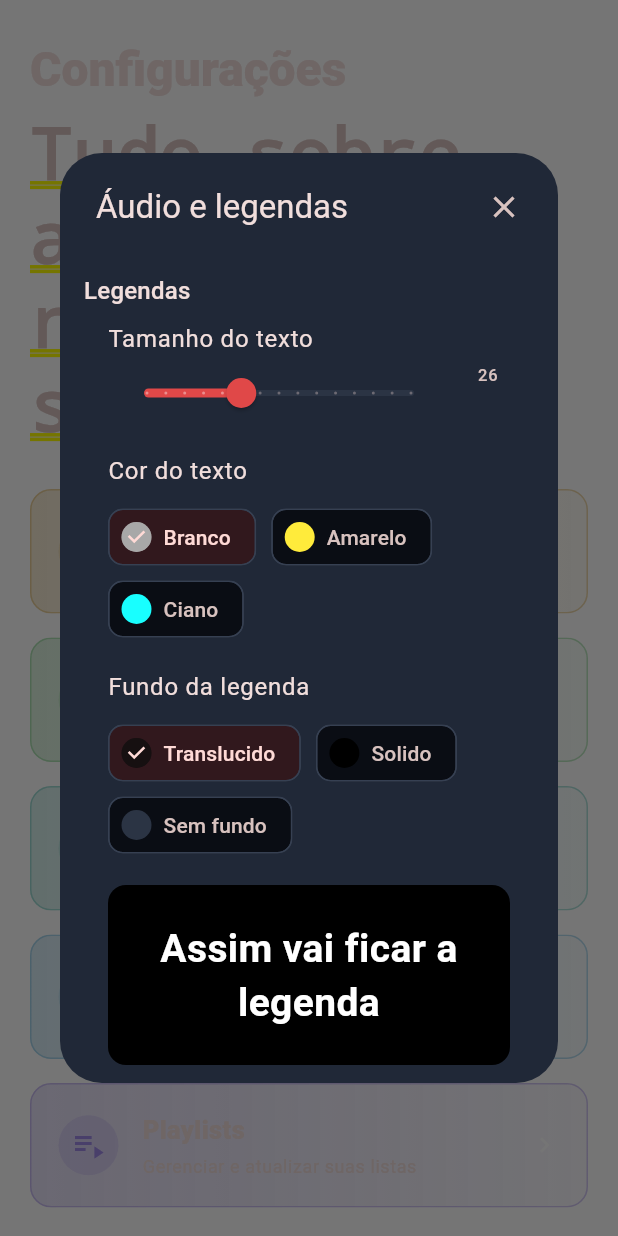
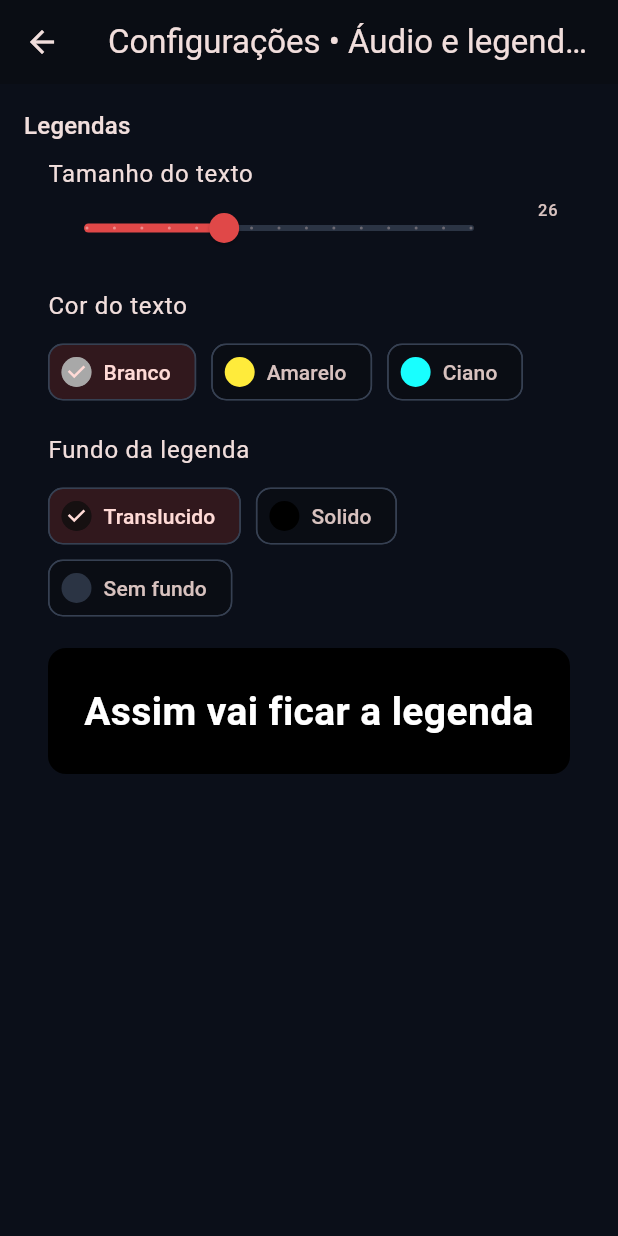
Before and after one commit to Juancjc/iptv-jotac, a Flutter app: the SettingsScreen screen opened directly, after a tap on "Áudio e legendas", on a phone screen of 412 x 824 dp. Run offline on Flutter 3.47's test engine with Material 3 defaults, Android fonts, the phone set to English and light mode, and no system bars; our stand-ins replace dio, drift, flutter_riverpod, qr_flutter, shelf; missing offline and left inert: media_kit, media_kit_video; accounts and stored records are empty; generated files the repository leaves out were written again.

Commit message:
feat: schedule playlist refresh and improve settings navigation for v1.4.1

```diff
--- a/lib/screens/settings_screen.dart
+++ b/lib/screens/settings_screen.dart
@@ -4,6 +4,7 @@ import 'package:flutter_riverpod/flutter_riverpod.dart';
 import '../providers/remote_control_providers.dart';
 import '../providers/settings_providers.dart';
 import '../widgets/remote_control_dialog.dart';
+import '../widgets/playlist_refresh_options.dart';
 import 'playlists_screen.dart';
 
 /// Whether the phone remote is on, with a button to show its QR code.
@@ -226,8 +227,7 @@ class _SubtitlePreview extends StatelessWidget {
 }
 
 class SettingsScreen extends StatelessWidget {
-  final VoidCallback? onPlaylists;
-  const SettingsScreen({super.key, this.onPlaylists});
+  const SettingsScreen({super.key});
 
   @override
   Widget build(BuildContext context) {
@@ -258,7 +258,7 @@ class SettingsScreen extends StatelessWidget {
       ),
       (
         'Playlists',
-        'Gerenciar e atualizar suas listas',
+        'Ao iniciar, horários e gerenciamento',
         Icons.playlist_play,
         Color(0xFFA08AE6),
       ),
@@ -313,61 +313,23 @@ class SettingsScreen extends StatelessWidget {
                         child: InkWell(
                           borderRadius: BorderRadius.circular(14),
                           onTap: () {
-                            if (i == 4) {
-                              if (onPlaylists != null) {
-                                onPlaylists!();
-                              } else {
                             Navigator.of(context).push(
                               MaterialPageRoute<void>(
                                 builder: (_) => Scaffold(
                                   appBar: AppBar(
-                                        title: const Text('Playlists'),
-                                      ),
-                                      body: const PlaylistsScreen(),
-                                    ),
-                                  ),
-                                );
-                              }
-                              return;
-                            }
-                            showDialog<void>(
-                              context: context,
-                              builder: (_) => Dialog(
-                                child: ConstrainedBox(
-                                  constraints: const BoxConstraints(
-                                    maxWidth: 600,
-                                    maxHeight: 620,
-                                  ),
-                                  child: Column(
-                                    children: [
-                                      Padding(
-                                        padding: const EdgeInsets.fromLTRB(
-                                          24,
-                                          12,
-                                          12,
-                                          4,
-                                        ),
-                                        child: Row(
-                                          children: [
-                                            Expanded(
-                                              child: Text(
-                                                sections[i].$1,
-                                                style:
-                                                    theme.textTheme.titleLarge,
-                                              ),
-                                            ),
-                                            IconButton(
-                                              tooltip: 'Fechar',
-                                              icon: const Icon(Icons.close),
+                                    leading: IconButton(
+                                      tooltip: 'Voltar',
+                                      icon: const Icon(Icons.arrow_back),
                                       onPressed: () =>
                                           Navigator.of(context).pop(),
                                     ),
-                                          ],
+                                    title: Text(
+                                      'Configurações • ${sections[i].$1}',
                                     ),
                                   ),
-                                      Expanded(child: _SettingsSection(i)),
-                                    ],
-                                  ),
+                                  body: i == 4
+                                      ? const PlaylistsScreen()
+                                      : _SettingsSection(i),
                                 ),
                               ),
                             );
@@ -418,14 +380,7 @@ class SettingsScreen extends StatelessWidget {
               ],
             ),
             const SizedBox(height: 28),
-            const ListTile(
-              contentPadding: EdgeInsets.zero,
-              leading: Icon(Icons.offline_bolt_outlined),
-              title: Text('Sua biblioteca abre com os dados salvos'),
-              subtitle: Text(
-                'As listas não são baixadas ao abrir o app. Use Atualizar listas no topo ou Atualizar todas em Playlists quando quiser buscar novidades.',
-              ),
-            ),
+            const PlaylistRefreshOptions(),
           ],
         );
       },
--- /dev/null
+++ b/lib/widgets/playlist_refresh_options.dart
@@ -0,0 +1,120 @@
+import 'package:flutter/material.dart';
+import 'package:flutter_riverpod/flutter_riverpod.dart';
+import '../providers/playlist_refresh_provider.dart';
+import '../services/playlist_refresh_preferences.dart';
+
+class PlaylistRefreshOptions extends ConsumerWidget {
+  const PlaylistRefreshOptions({super.key});
+  @override
+  Widget build(BuildContext context, WidgetRef ref) {
+    final preferences = ref.watch(playlistRefreshPreferencesProvider);
+    Future<void> save(PlaylistRefreshPreferences value) async {
+      try {
+        await ref.read(playlistRefreshPreferencesProvider.notifier).save(value);
+      } catch (_) {
+        if (context.mounted) {
+          ScaffoldMessenger.of(context).showSnackBar(
+            const SnackBar(
+              content: Text(
+                'Não foi possível salvar a preferência. Tente novamente.',
+              ),
+            ),
+          );
+        }
+      }
+    }
+
+    return preferences.when(
+      loading: () => const Padding(
+        padding: EdgeInsets.all(16),
+        child: LinearProgressIndicator(),
+      ),
+      error: (_, _) => ListTile(
+        title: const Text('Não foi possível carregar as opções de atualização'),
+        trailing: TextButton(
+          onPressed: () => ref.invalidate(playlistRefreshPreferencesProvider),
+          child: const Text('Tentar novamente'),
+        ),
+      ),
+      data: (value) => Column(
+        crossAxisAlignment: CrossAxisAlignment.stretch,
+        children: [
+          Text(
+            'Atualização das listas',
+            style: Theme.of(context).textTheme.titleLarge,
+          ),
+          const SizedBox(height: 8),
+          SwitchListTile(
+            contentPadding: EdgeInsets.zero,
+            title: const Text('Atualizar ao iniciar o app'),
+            subtitle: const Text(
+              'Baixar as listas uma vez a cada abertura. Desligado, abre somente a biblioteca salva.',
+            ),
+            value: value.onStartup,
+            onChanged: (enabled) => save(value.copyWith(onStartup: enabled)),
+          ),
+          SwitchListTile(
+            contentPadding: EdgeInsets.zero,
+            title: const Text('Atualizar em horários definidos'),
+            subtitle: const Text(
+              'Todos os dias, no horário local do aparelho, enquanto o app estiver aberto. Horários perdidos com o app fechado não são recuperados.',
+            ),
+            value: value.scheduled,
+            onChanged: (enabled) => save(value.copyWith(scheduled: enabled)),
+          ),
+          if (value.scheduled) ...[
+            Wrap(
+              spacing: 8,
+              runSpacing: 8,
+              children: [
+                for (final minute in value.minutes)
+                  InputChip(
+                    label: Text(
+                      TimeOfDay(
+                        hour: minute ~/ 60,
+                        minute: minute % 60,
+                      ).format(context),
+                    ),
+                    deleteButtonTooltipMessage: 'Remover horário',
+                    onDeleted: () => save(
+                      value.copyWith(
+                        minutes: value.minutes
+                            .where((m) => m != minute)
+                            .toList(),
+                      ),
+                    ),
+                  ),
+                OutlinedButton.icon(
+                  icon: const Icon(Icons.add_alarm),
+                  label: const Text('Adicionar horário'),
+                  onPressed: () async {
+                    final time = await showTimePicker(
+                      context: context,
+                      initialTime: const TimeOfDay(hour: 3, minute: 0),
+                      initialEntryMode: TimePickerEntryMode.input,
+                      helpText: 'Horário de atualização',
+                    );
+                    if (time == null || !context.mounted) return;
+                    final times = {
+                      ...value.minutes,
+                      time.hour * 60 + time.minute,
+                    }.toList()..sort();
+                    await save(value.copyWith(minutes: times));
+                  },
+                ),
+              ],
+            ),
+            if (value.minutes.isEmpty)
+              const Text(
+                'Adicione pelo menos um horário para ativar o agendamento.',
+              ),
+          ],
+          const SizedBox(height: 12),
+          const Text(
+            'O botão Atualizar listas continua disponível a qualquer momento. A atualização usa uma lista por vez e mantém o conteúdo salvo em caso de falha.',
+          ),
+        ],
+      ),
+    );
+  }
+}
--- a/pubspec.yaml
+++ b/pubspec.yaml
@@ -17,7 +17,7 @@ publish_to: 'none' # Remove this line if you wish to publish to pub.dev
 # In Windows, build-name is used as the major, minor, and patch parts
 # of the product and file versions while build-number is used as the build suffix.
 # Aumentar o build preservando a assinatura permite atualizar o APK existente.
-version: 1.4.0+17
+version: 1.4.1+18
 
 environment:
   sdk: ^3.10.0
```
Also changed, not shown: lib/providers/playlist_refresh_provider.dart (added, +74 -0 lines), lib/screens/home_shell.dart (+15 -2 lines), lib/screens/playlists_screen.dart (+16 -9 lines), lib/services/playlist_refresh_preferences.dart (added, +103 -0 lines), 3 other files. Lines whose indentation alone changed are shown as unchanged.
